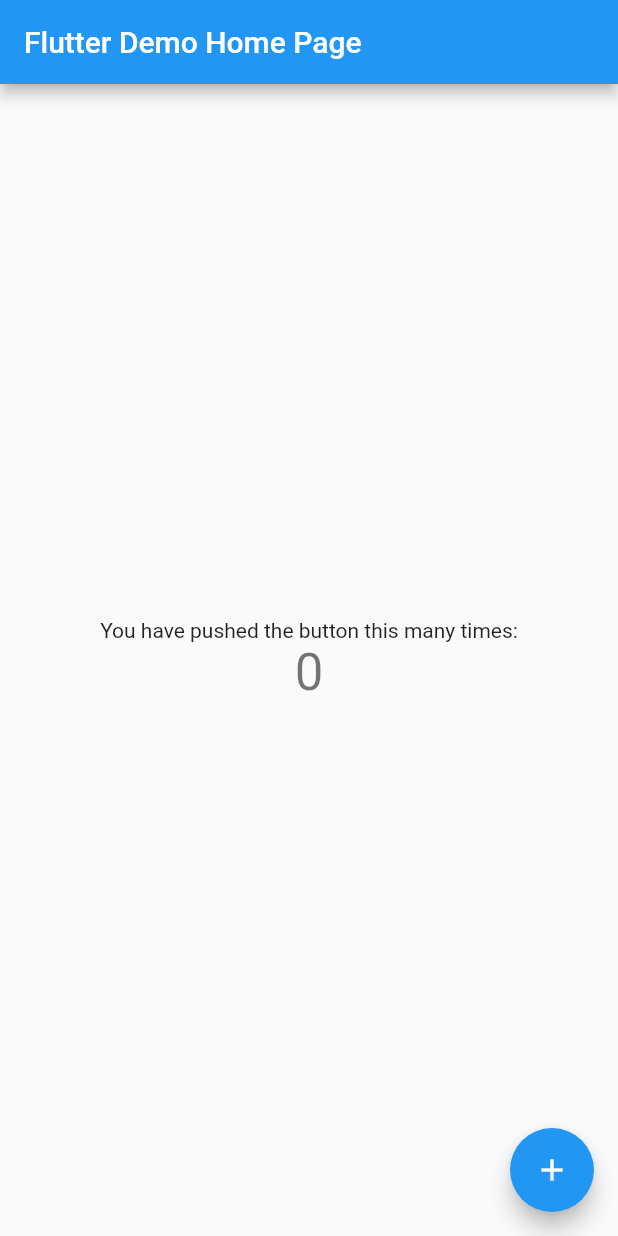
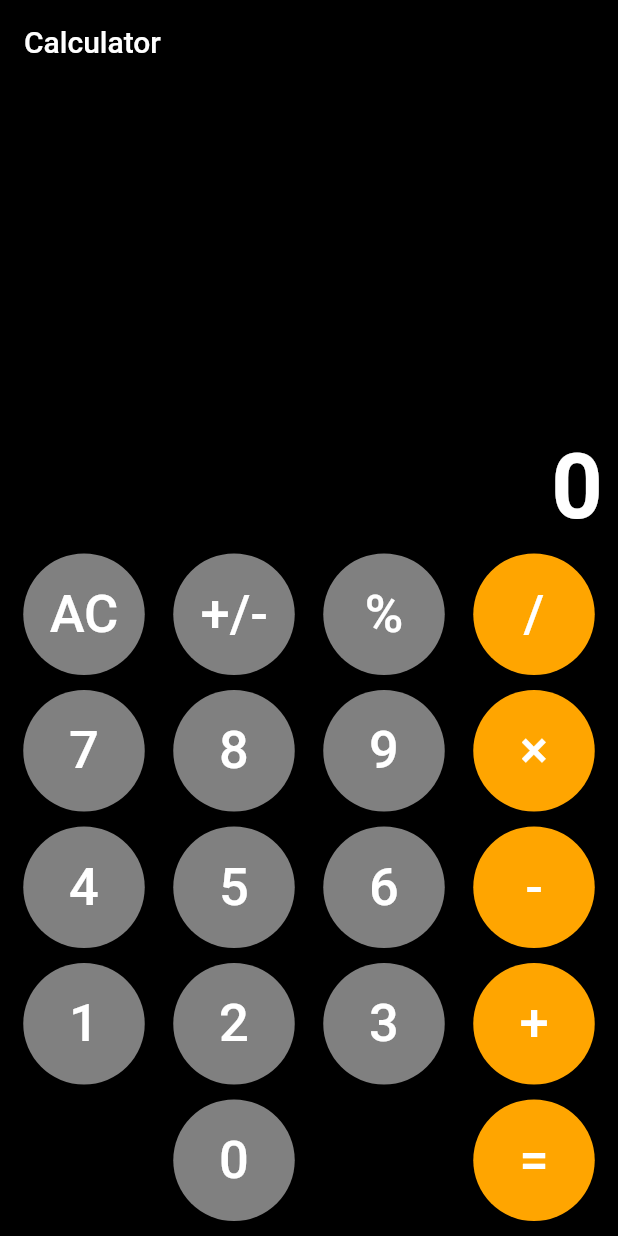
Before and after one commit to ntobeko-dindi/BasicCalculator, a Flutter app: the screen it shows after launch, on a phone screen of 412 x 824 dp. Run offline on Flutter 3.47's test engine with Material 2 defaults, Android fonts, the phone set to English and light mode, and no system bars.

Commit message:
calculator UI button design

```diff
--- /dev/null
+++ b/calculator/lib/constants/app_colours.dart
@@ -0,0 +1,13 @@
+import 'package:flutter/material.dart';
+import 'package:flutter/widgets.dart';
+
+class AppColours {
+  AppColours._();
+
+  static const Color black = Color(0xFF000000);
+  static const Color grey = Color(0xFF808080);
+  static const Color orange = Color(0xFFFFA500);
+  static const Color darkerOrage = Color(0xFFFF8C00);
+  static const Color white = Color(0xFFFFFFFF);
+  static const Color red = Color(0xFFFF0000);
+}
--- /dev/null
+++ b/calculator/lib/constants/app_strings.dart
@@ -0,0 +1,5 @@
+class AppStrings {
+  AppStrings._();
+
+  static const String app_name = 'Calculator';
+}
--- a/calculator/lib/main.dart
+++ b/calculator/lib/main.dart
@@ -1,113 +1,143 @@
 import 'package:flutter/material.dart';
+import 'package:calculator/constants/app_colours.dart';
+import 'package:calculator/constants/app_strings.dart';
 
 void main() {
   runApp(MyApp());
 }
 
 class MyApp extends StatelessWidget {
-  // This widget is the root of your application.
   @override
   Widget build(BuildContext context) {
     return MaterialApp(
-      title: 'Flutter Demo',
-      theme: ThemeData(
-        // This is the theme of your application.
-        //
-        // Try running your application with "flutter run". You'll see the
-        // application has a blue toolbar. Then, without quitting the app, try
-        // changing the primarySwatch below to Colors.green and then invoke
-        // "hot reload" (press "r" in the console where you ran "flutter run",
-        // or simply save your changes to "hot reload" in a Flutter IDE).
-        // Notice that the counter didn't reset back to zero; the application
-        // is not restarted.
-        primarySwatch: Colors.blue,
-      ),
-      home: MyHomePage(title: 'Flutter Demo Home Page'),
+      home: Calculator(),
+      debugShowCheckedModeBanner: false,
     );
   }
 }
 
-class MyHomePage extends StatefulWidget {
-  MyHomePage({Key key, this.title}) : super(key: key);
-
-  // This widget is the home page of your application. It is stateful, meaning
-  // that it has a State object (defined below) that contains fields that affect
-  // how it looks.
-
-  // This class is the configuration for the state. It holds the values (in this
-  // case the title) provided by the parent (in this case the App widget) and
-  // used by the build method of the State. Fields in a Widget subclass are
-  // always marked "final".
-
-  final String title;
-
+class Calculator extends StatefulWidget {
   @override
-  _MyHomePageState createState() => _MyHomePageState();
+  _CalculatorState createState() => _CalculatorState();
 }
 
-class _MyHomePageState extends State<MyHomePage> {
-  int _counter = 0;
+Widget calculatorButton(String btnText, Color btnColuor, Color textColour) {
+  return Container(
+    // ignore: deprecated_member_use
+    child: RaisedButton(
+      onPressed: () {
+        //TODO add function for button press
+      },
+      child: Text(
+        btnText,
+        style: TextStyle(
+          fontSize: 35.0,
+          color: textColour,
+        ),
+      ),
+      color: btnColuor,
+      padding: EdgeInsets.all(20.0),
+      shape: CircleBorder(),
+    ),
+  );
+}
 
-  void _incrementCounter() {
-    setState(() {
-      // This call to setState tells the Flutter framework that something has
-      // changed in this State, which causes it to rerun the build method below
-      // so that the display can reflect the updated values. If we changed
-      // _counter without calling setState(), then the build method would not be
-      // called again, and so nothing would appear to happen.
-      _counter++;
-    });
-  }
-
+class _CalculatorState extends State<Calculator> {
   @override
   Widget build(BuildContext context) {
-    // This method is rerun every time setState is called, for instance as done
-    // by the _incrementCounter method above.
-    //
-    // The Flutter framework has been optimized to make rerunning build methods
-    // fast, so that you can just rebuild anything that needs updating rather
-    // than having to individually change instances of widgets.
     return Scaffold(
+      backgroundColor: AppColours.black,
       appBar: AppBar(
-        // Here we take the value from the MyHomePage object that was created by
-        // the App.build method, and use it to set our appbar title.
-        title: Text(widget.title),
+        backgroundColor: AppColours.black,
+        title: Text(AppStrings.app_name),
+        elevation: 0,
       ),
-      body: Center(
-        // Center is a layout widget. It takes a single child and positions it
-        // in the middle of the parent.
-        child: Column(
-          // Column is also a layout widget. It takes a list of children and
-          // arranges them vertically. By default, it sizes itself to fit its
-          // children horizontally, and tries to be as tall as its parent.
-          //
-          // Invoke "debug painting" (press "p" in the console, choose the
-          // "Toggle Debug Paint" action from the Flutter Inspector in Android
-          // Studio, or the "Toggle Debug Paint" command in Visual Studio Code)
-          // to see the wireframe for each widget.
-          //
-          // Column has various properties to control how it sizes itself and
-          // how it positions its children. Here we use mainAxisAlignment to
-          // center the children vertically; the main axis here is the vertical
-          // axis because Columns are vertical (the cross axis would be
-          // horizontal).
-          mainAxisAlignment: MainAxisAlignment.center,
-          children: <Widget>[
-            Text(
-              'You have pushed the button this many times:',
-            ),
-            Text(
-              '$_counter',
-              style: Theme.of(context).textTheme.headline4,
-            ),
-          ],
-        ),
+      body: Column(
+        mainAxisAlignment: MainAxisAlignment.end,
+        children: [
+          //calculator display
+          Row(
+            mainAxisAlignment: MainAxisAlignment.end,
+            children: [
+              Padding(
+                padding: EdgeInsets.all(10.0),
+                child: Text(
+                  "0",
+                  textAlign: TextAlign.left,
+                  style: TextStyle(
+                      color: AppColours.white,
+                      fontSize: 60.0,
+                      fontWeight: FontWeight.bold),
+                ),
+              ),
+            ],
+          ),
+          Row(
+            mainAxisAlignment: MainAxisAlignment.spaceEvenly,
+            children: [
+              //here button functions will be called where we will pass some arguments
+              calculatorButton("AC", AppColours.grey, AppColours.white),
+              calculatorButton("+/-", AppColours.grey, AppColours.white),
+              calculatorButton("%", AppColours.grey, AppColours.white),
+              calculatorButton("/", AppColours.orange, AppColours.white),
+            ],
+          ),
+          SizedBox(height: 10.0),
+
+          //second row of buttons
+          Row(
+            mainAxisAlignment: MainAxisAlignment.spaceEvenly,
+            children: [
+              //here button functions will be called where we will pass some arguments
+              calculatorButton("7", AppColours.grey, AppColours.white),
+              calculatorButton("8", AppColours.grey, AppColours.white),
+              calculatorButton("9", AppColours.grey, AppColours.white),
+              calculatorButton("×", AppColours.orange, AppColours.white),
+            ],
+          ),
+          SizedBox(height: 10.0),
+
+          //third row of buttons
+          Row(
+            mainAxisAlignment: MainAxisAlignment.spaceEvenly,
+            children: [
+              //here button functions will be called where we will pass some arguments
+              calculatorButton("4", AppColours.grey, AppColours.white),
+              calculatorButton("5", AppColours.grey, AppColours.white),
+              calculatorButton("6", AppColours.grey, AppColours.white),
+              calculatorButton("-", AppColours.orange, AppColours.white),
+            ],
+          ),
+          SizedBox(height: 10.0),
+
+          //forth row of buttons
+
+          Row(
+            mainAxisAlignment: MainAxisAlignment.spaceEvenly,
+            children: [
+              //here button functions will be called where we will pass some arguments
+              calculatorButton("1", AppColours.grey, AppColours.white),
+              calculatorButton("2", AppColours.grey, AppColours.white),
+              calculatorButton("3", AppColours.grey, AppColours.white),
+              calculatorButton("+", AppColours.orange, AppColours.white),
+            ],
+          ),
+          SizedBox(height: 10.0),
+
+          //last row of buttons
+          Row(
+            mainAxisAlignment: MainAxisAlignment.spaceEvenly,
+            children: [
+              //here button functions will be called where we will pass some arguments
+              calculatorButton("", AppColours.black, AppColours.white),
+              calculatorButton("0", AppColours.grey, AppColours.white),
+              calculatorButton("", AppColours.black, AppColours.white),
+              calculatorButton("=", AppColours.orange, AppColours.white),
+            ],
+          ),
+          SizedBox(height: 10.0),
+        ],
       ),
-      floatingActionButton: FloatingActionButton(
-        onPressed: _incrementCounter,
-        tooltip: 'Increment',
-        child: Icon(Icons.add),
-      ), // This trailing comma makes auto-formatting nicer for build methods.
     );
   }
 }
```
